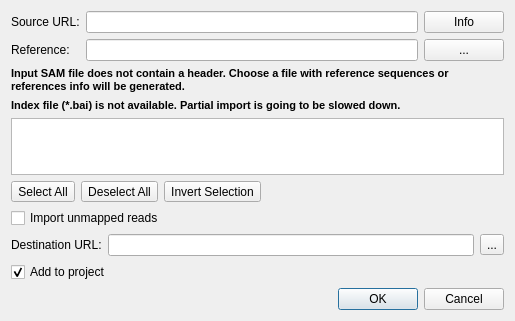
Above: src/plugins/dbi_bam/src/ConvertToSQLiteDialog.ui from violethaze74/ugene before the change. Below: the same form after it.
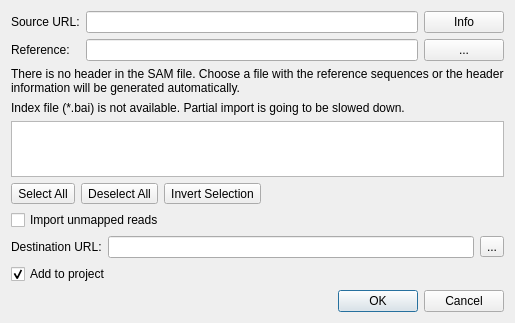
That is the form after the change.

Commit message: UGENE-3589: fixed the warning message and dialog layout on Mac OS X

Patch:
```diff
--- a/src/plugins/dbi_bam/src/ConvertToSQLiteDialog.ui
+++ b/src/plugins/dbi_bam/src/ConvertToSQLiteDialog.ui
@@ -81,11 +81,7 @@
       </sizepolicy>
      </property>
      <property name="text">
-      <string>&lt;!DOCTYPE HTML PUBLIC &quot;-//W3C//DTD HTML 4.0//EN&quot; &quot;http://www.w3.org/TR/REC-html40/strict.dtd&quot;&gt;
-&lt;html&gt;&lt;head&gt;&lt;meta name=&quot;qrichtext&quot; content=&quot;1&quot; /&gt;&lt;style type=&quot;text/css&quot;&gt;
-p, li { white-space: pre-wrap; }
-&lt;/style&gt;&lt;/head&gt;&lt;body style=&quot; font-family:'MS Shell Dlg 2'; font-size:8pt; font-weight:400; font-style:normal;&quot;&gt;
-&lt;p align=&quot;left&quot; style=&quot; margin-top:0px; margin-bottom:0px; margin-left:0px; margin-right:0px; -qt-block-indent:0; text-indent:0px;&quot;&gt;&lt;span style=&quot; font-weight:600;&quot;&gt;Input SAM file does not contain a header. Сhoose a file with reference sequences or references info will be generated.&lt;/span&gt;&lt;/p&gt;&lt;/body&gt;&lt;/html&gt;</string>
+      <string>There is no header in the SAM file. Сhoose a file with the reference sequences or the header information will be generated automatically.</string>
      </property>
      <property name="wordWrap">
       <bool>true</bool>
@@ -95,11 +91,7 @@
    <item>
     <widget class="QLabel" name="indexNotAvailableLabel">
      <property name="text">
-      <string>&lt;!DOCTYPE HTML PUBLIC &quot;-//W3C//DTD HTML 4.0//EN&quot; &quot;http://www.w3.org/TR/REC-html40/strict.dtd&quot;&gt;
-&lt;html&gt;&lt;head&gt;&lt;meta name=&quot;qrichtext&quot; content=&quot;1&quot; /&gt;&lt;style type=&quot;text/css&quot;&gt;
-p, li { white-space: pre-wrap; }
-&lt;/style&gt;&lt;/head&gt;&lt;body style=&quot; font-family:'MS Shell Dlg 2'; font-size:8.25pt; font-weight:400; font-style:normal;&quot;&gt;
-&lt;p align=&quot;left&quot; style=&quot; margin-top:0px; margin-bottom:0px; margin-left:0px; margin-right:0px; -qt-block-indent:0; text-indent:0px;&quot;&gt;&lt;span style=&quot; font-size:8pt; font-weight:600;&quot;&gt;Index file (*.bai) is not available. Partial import is going to be slowed down.&lt;/span&gt;&lt;/p&gt;&lt;/body&gt;&lt;/html&gt;</string>
+      <string>Index file (*.bai) is not available. Partial import is going to be slowed down.</string>
      </property>
     </widget>
    </item>
```
The commit also changes 2 other files.
